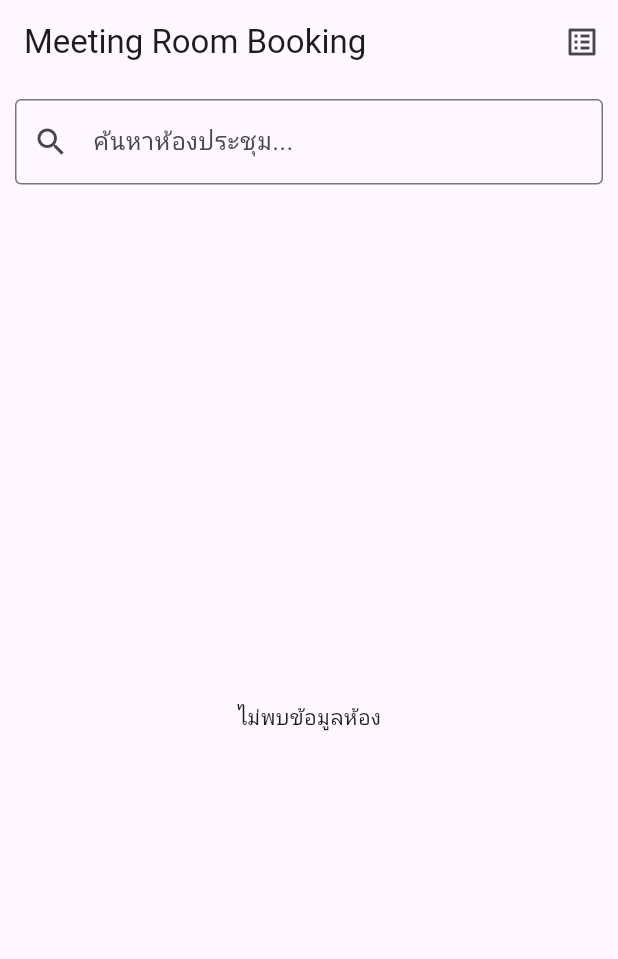
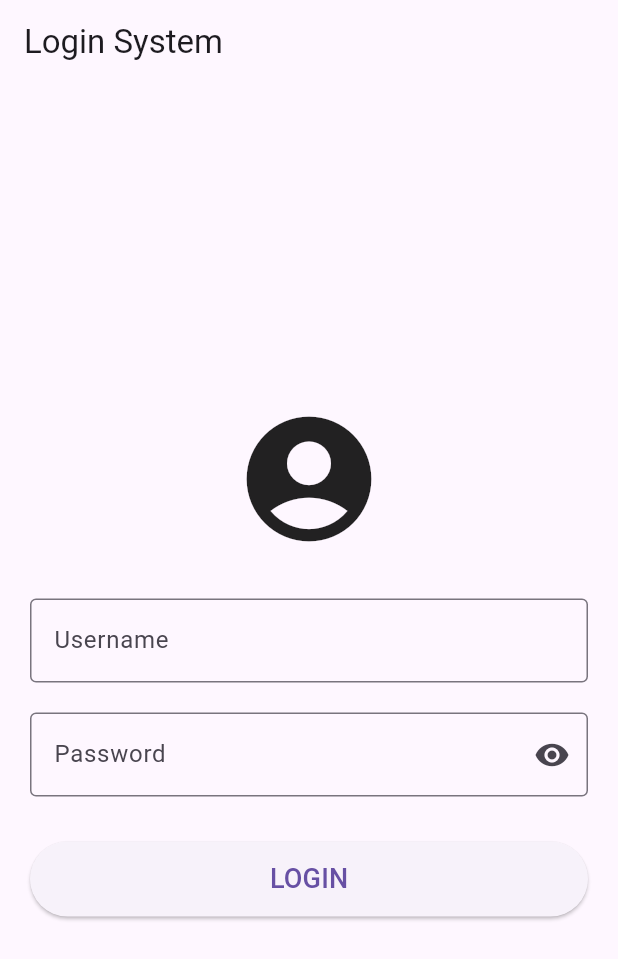
Before and after one commit to fill711/flutter_booking_66710991, a Flutter app: the screen it shows after launch, on a phone screen of 412 x 824 dp. Shown: the top 959 px of the screen. Run offline on Flutter 3.47's test engine with Material 3 defaults, Android fonts, the phone set to English and light mode, and no system bars.

Commit message:
update v1

```diff
--- /dev/null
+++ b/lib/Login.dart
@@ -0,0 +1,110 @@
+import 'package:flutter/material.dart';
+import 'package:flutter_booking_66710991/booking_page.dart';
+import 'package:http/http.dart' as http;
+import 'dart:convert';
+import 'room_list.dart';
+
+
+
+
+class LoginPage extends StatefulWidget {
+  const LoginPage({super.key});
+
+  @override
+  State<LoginPage> createState() => _LoginPageState();
+}
+
+class _LoginPageState extends State<LoginPage> {
+  TextEditingController username = TextEditingController();
+  TextEditingController password = TextEditingController();
+
+  bool isPasswordHidden = true;
+
+  Future login() async {
+    var url = Uri.parse("http://localhost/flutter_booking_66710991/php_api/login.php");
+
+    var response = await http.post(
+      url,
+      body: {"username": username.text, "password": password.text},
+    );
+
+    var data = json.decode(response.body);
+
+    if (data["status"] == "success") {
+      Navigator.pushReplacement(
+        context,
+        MaterialPageRoute(builder: (context) => RoomList(name: data["name"])), //เพิ่มการส่งค่า name และ username ไปยัง HomePage
+      );
+    } else {
+      ScaffoldMessenger.of(context).showSnackBar(
+        const SnackBar(
+          content: Text("Username หรือ Password ไม่ถูกต้อง"),
+          backgroundColor: Colors.red,
+        ),
+      );
+    }
+  }
+
+  @override
+  Widget build(BuildContext context) {
+    return Scaffold(
+      appBar: AppBar(title: const Text("Login System")),
+
+      body: Padding(
+        padding: const EdgeInsets.all(20),
+
+        child: Column(
+          mainAxisAlignment: MainAxisAlignment.center,
+
+          children: [
+            const Icon(Icons.account_circle, size: 100),
+
+            const SizedBox(height: 30),
+
+            TextField(
+              controller: username,
+              decoration: const InputDecoration(
+                labelText: "Username",
+                border: OutlineInputBorder(),
+              ),
+            ),
+
+            const SizedBox(height: 20),
+
+            TextField(
+              controller: password,
+              obscureText: isPasswordHidden,
+              decoration: InputDecoration(
+                labelText: "Password",
+                border: const OutlineInputBorder(),
+
+                suffixIcon: IconButton(
+                  icon: Icon(
+                    isPasswordHidden ? Icons.visibility : Icons.visibility_off,
+                  ),
+                  onPressed: () {
+                    setState(() {
+                      isPasswordHidden = !isPasswordHidden;
+                    });
+                  },
+                ),
+              ),
+            ),
+
+            const SizedBox(height: 30),
+
+            SizedBox(
+              width: double.infinity,
+              height: 50,
+
+              child: ElevatedButton(
+                onPressed: login,
+                child: const Text("LOGIN", style: TextStyle(fontSize: 18)),
+              ),
+            ),
+          ],
+        ),
+      ),
+    );
+  }
+}
--- a/lib/main.dart
+++ b/lib/main.dart
@@ -1,5 +1,6 @@
 import 'package:flutter/material.dart';
-import 'room_list.dart';
+import 'package:flutter_booking_66710991/Login.dart';
+import 'Login.dart';
 
 void main() {
   runApp(const MyApp());
@@ -15,7 +16,7 @@ class MyApp extends StatelessWidget {
     return const MaterialApp(
       debugShowCheckedModeBanner: false,
       title: 'Meeting Room Booking',
-      home: RoomList(),   // ✅ หน้าแรกแสดงรายการห้องประชุม
+      home: LoginPage(),   // ✅ หน้าแรกแสดงรายการห้องประชุม
     );
 
   }
--- a/lib/room_list.dart
+++ b/lib/room_list.dart
@@ -15,7 +15,8 @@ const String baseUrl = "http://localhost/flutter_booking_66710991/php_api/";
 //////////////////////////////////////////////////////////////
 
 class RoomList extends StatefulWidget {
-const RoomList({super.key});
+  final String name;
+const RoomList({super.key,required this.name});
 
 @override
 State<RoomList> createState() => _RoomListState();
--- a/pubspec.yaml
+++ b/pubspec.yaml
@@ -10,6 +10,7 @@ dependencies:
   flutter:
     sdk: flutter
   http: ^1.2.0         # เพิ่มการใช้งาน http package
+
   image_picker: ^1.0.7  # เพิ่มการใช้งาน image_picker package
 
 dev_dependencies:
```
Also changed, not shown: 1 other file.
